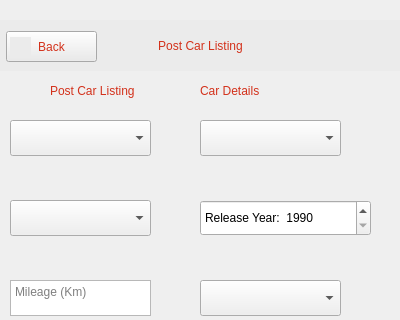
Before: the Qt Designer form src/ui/qt_ui/post_lst_1.ui in st1069364/CarBazaar, drawn with Qt 5; both pictures show x 0 to 400 and y 0 to 320 of the 400 by 881 pixel window.
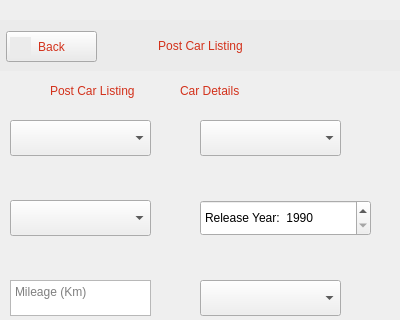
After: the same form once the commit is applied. Icons and pictures are not drawn.

Commit message: Further development of GUI for 'Post Car Listing'

Patch:
```diff
--- a/src/ui/qt_ui/post_lst_1.ui
+++ b/src/ui/qt_ui/post_lst_1.ui
@@ -713,7 +713,7 @@
    <widget class="QLabel" name="label_15">
     <property name="geometry">
      <rect>
-      <x>200</x>
+      <x>180</x>
       <y>80</y>
       <width>111</width>
       <height>22</height>
@@ -948,7 +948,7 @@
    <widget class="QLabel" name="label_18">
     <property name="geometry">
      <rect>
-      <x>160</x>
+      <x>150</x>
       <y>80</y>
       <width>61</width>
       <height>20</height>
```
The commit also changes 3 other files.
